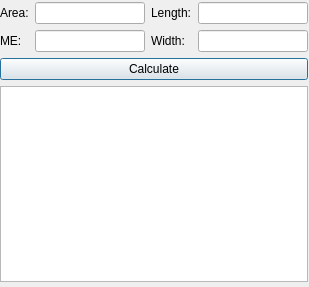
Before: the Qt Designer form src/gui/rectangle_area.ui in ayham-1/upperLowerBounds, drawn with Qt 5.
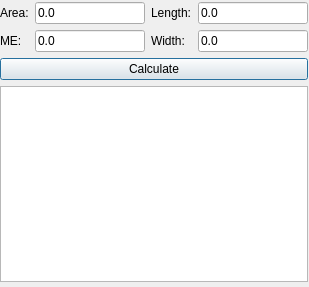
After: the same form once the commit is applied.

```diff
--- a/src/gui/rectangle_area.ui
+++ b/src/gui/rectangle_area.ui
@@ -33,7 +33,11 @@
        </widget>
       </item>
       <item row="0" column="1">
-       <widget class="QLineEdit" name="areaText"/>
+       <widget class="QLineEdit" name="areaText">
+        <property name="text">
+         <string>0.0</string>
+        </property>
+       </widget>
       </item>
       <item row="0" column="2">
        <widget class="QLabel" name="label_2">
@@ -43,7 +47,11 @@
        </widget>
       </item>
       <item row="0" column="3">
-       <widget class="QLineEdit" name="lengthText"/>
+       <widget class="QLineEdit" name="lengthText">
+        <property name="text">
+         <string>0.0</string>
+        </property>
+       </widget>
       </item>
       <item row="1" column="0">
        <widget class="QLabel" name="label_4">
@@ -53,7 +61,11 @@
        </widget>
       </item>
       <item row="1" column="1">
-       <widget class="QLineEdit" name="maxErrorText"/>
+       <widget class="QLineEdit" name="maxErrorText">
+        <property name="text">
+         <string>0.0</string>
+        </property>
+       </widget>
       </item>
       <item row="1" column="2">
        <widget class="QLabel" name="label_3">
@@ -63,7 +75,11 @@
        </widget>
       </item>
       <item row="1" column="3">
-       <widget class="QLineEdit" name="widthText"/>
+       <widget class="QLineEdit" name="widthText">
+        <property name="text">
+         <string>0.0</string>
+        </property>
+       </widget>
       </item>
       <item row="2" column="0" colspan="4">
        <widget class="QPushButton" name="calculateBtn">
```
